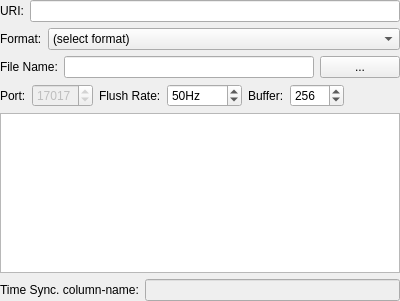
First picture: the form in src/ReaK/gui_qt/ui/data_stream_opt.ui, repository mikael-s-persson/ReaK, before the edit.
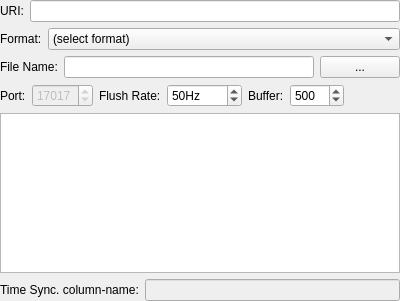
Second picture: the form after the edit.

Commit message: Finished up (mostly) the data stream option widget.

```diff
--- a/src/ReaK/gui_qt/ui/data_stream_opt.ui
+++ b/src/ReaK/gui_qt/ui/data_stream_opt.ui
@@ -202,7 +202,7 @@
          <number>32</number>
         </property>
         <property name="value">
-         <number>256</number>
+         <number>500</number>
         </property>
        </widget>
       </item>
```
The commit also changes 4 other files.
